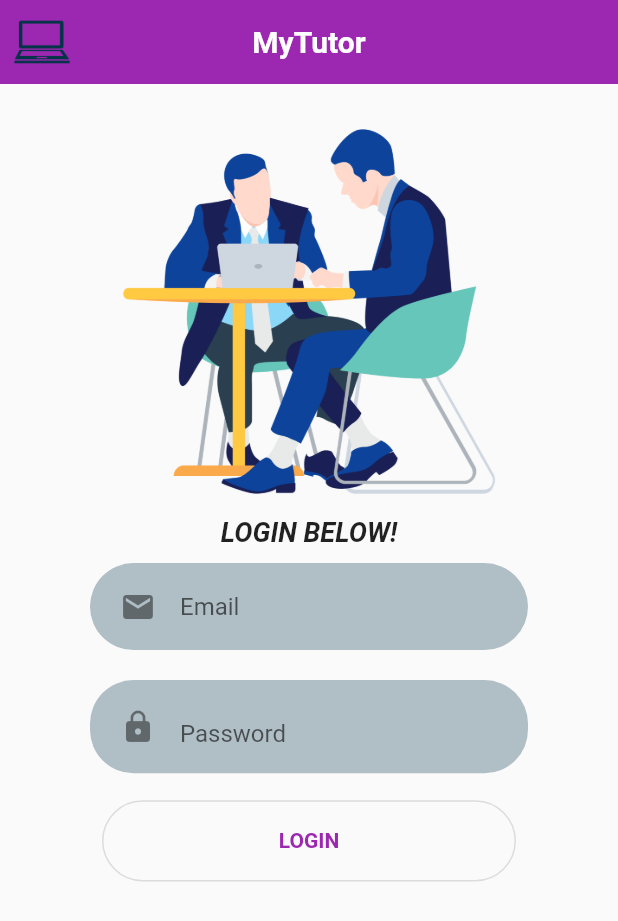
After one commit to keyinvoker/MyTutor, a Flutter app: the LoginScreen screen opened directly, on a phone screen of 412 x 824 dp. The commit adds this screen. Shown: the top 921 px of the screen. Run offline on Flutter 3.47's test engine with Material 2 defaults, Android fonts, the phone set to English and light mode, and no system bars; our stand-ins replace fluttertoast.

Commit message:
added login UI

```diff
--- a/lib/main.dart
+++ b/lib/main.dart
@@ -1,6 +1,7 @@
 import 'dart:async';
 import 'package:flutter/material.dart';
 import 'package:mytutor/views/registerUser.dart';
+import 'package:mytutor/views/loginUser.dart';
 
 void main() {
   runApp(const MyApp());
--- /dev/null
+++ b/lib/views/loginUser.dart
@@ -0,0 +1,150 @@
+import 'package:flutter/material.dart';
+
+class LoginScreen extends StatefulWidget {
+  const LoginScreen({Key? key}) : super(key: key);
+
+  @override
+  State<LoginScreen> createState() => _LoginScreenState();
+}
+
+class _LoginScreenState extends State<LoginScreen> {
+  final TextEditingController _usremailEditingController =
+      TextEditingController();
+  final TextEditingController _usrpasswordEditingController =
+      TextEditingController();
+  bool _obscureText = true;
+
+  @override
+  Widget build(BuildContext context) {
+    Size size = MediaQuery.of(context).size;
+    return Scaffold(
+      appBar: AppBar(
+        elevation: 0,
+        leading: IconButton(
+          icon: Image.asset(
+            'assets/images/laptop-blue-icon.png',
+          ),
+          onPressed: null,
+        ),
+        title: const Text(
+          'MyTutor',
+          style: TextStyle(
+            fontWeight: FontWeight.bold,
+          ),
+        ),
+        centerTitle: true,
+      ),
+      body: Stack(children: <Widget>[
+        Column(
+          mainAxisAlignment: MainAxisAlignment.center,
+          crossAxisAlignment: CrossAxisAlignment.center, //?doesn't work
+          children: <Widget>[
+            Image.asset(
+              'assets/images/business-men-illustration.png',
+              height: size.height * 0.35,
+            ),
+            const Text(
+              'LOGIN BELOW!',
+              style: TextStyle(
+                fontWeight: FontWeight.bold,
+                fontStyle: FontStyle.italic,
+                fontSize: 18,
+              ),
+            ),
+            Expanded(
+              child: Padding(
+                padding: const EdgeInsets.only(left: 60.0, right: 60.0),
+                child: ListView(
+                  scrollDirection: Axis.vertical,
+                  addAutomaticKeepAlives: false,
+                  cacheExtent: 100.0,
+                  children: <Widget>[
+                    Container(
+                      width: size.width * 0.6,
+                      margin: const EdgeInsets.symmetric(vertical: 10),
+                      padding: const EdgeInsets.symmetric(
+                        horizontal: 20,
+                        vertical: 5,
+                      ),
+                      decoration: BoxDecoration(
+                        color: Colors.blueGrey[200],
+                        borderRadius: BorderRadius.circular(29),
+                      ),
+                      child: TextField(
+                        decoration: const InputDecoration(
+                          icon: Icon(Icons.email),
+                          hintText: 'Email',
+                          border: InputBorder.none, // ?
+                        ),
+                        keyboardType: TextInputType.emailAddress,
+                        controller: _usremailEditingController,
+                      ),
+                    ),
+                    Container(
+                      width: size.width * 0.8,
+                      margin: const EdgeInsets.symmetric(vertical: 10),
+                      padding: const EdgeInsets.symmetric(
+                        horizontal: 20,
+                        vertical: 5,
+                      ),
+                      decoration: BoxDecoration(
+                        color: Colors.blueGrey[200],
+                        borderRadius: BorderRadius.circular(29),
+                      ),
+                      child: TextField(
+                        obscureText: _obscureText,
+                        decoration: InputDecoration(
+                          hintText: 'Password',
+                          icon: const Icon(Icons.lock),
+                          suffix: InkWell(
+                            onTap: _togglePass,
+                            child: const Icon(Icons.visibility),
+                          ),
+                          border: InputBorder.none,
+                        ),
+                        controller: _usrpasswordEditingController,
+                      ),
+                    ),
+                    SizedBox(
+                      width: size.width * 0.35,
+                      height: size.height * 0.085,
+                      child: Padding(
+                        padding: const EdgeInsets.all(8.0),
+                        child: OutlinedButton(
+                          style: ButtonStyle(
+                            shape: MaterialStateProperty.all<
+                                RoundedRectangleBorder>(
+                              RoundedRectangleBorder(
+                                borderRadius: BorderRadius.circular(30.0),
+                              ),
+                            ),
+                          ),
+                          child: const Text(
+                            'LOGIN',
+                            style: TextStyle(
+                              color: Colors.purple,
+                              fontWeight: FontWeight.bold,
+                            ),
+                          ),
+                          onPressed: null,
+                        ),
+                      ),
+                    ),
+                  ],
+                ),
+              ),
+            ),
+          ],
+        ),
+      ]),
+    );
+  }
+
+  void _togglePass() {
+    setState(
+      () {
+        _obscureText = !_obscureText;
+      },
+    );
+  }
+}
--- a/lib/views/registerUser.dart
+++ b/lib/views/registerUser.dart
@@ -29,7 +29,7 @@ class _RegisterScreenState extends State<RegisterScreen> {
 
   @override
   Widget build(BuildContext context) {
-    var size = MediaQuery.of(context).size;
+    Size size = MediaQuery.of(context).size;
     return Scaffold(
       appBar: AppBar(
         elevation: 0,
@@ -232,7 +232,6 @@ class _RegisterScreenState extends State<RegisterScreen> {
     }
 
     //checking the data integrity
-
     showDialog(
       context: context,
       builder: (BuildContext context) {
@@ -240,7 +239,7 @@ class _RegisterScreenState extends State<RegisterScreen> {
           shape: const RoundedRectangleBorder(
               borderRadius: BorderRadius.all(Radius.circular(20.0))),
           title: const Text("Register new user"),
-          content: const Text("Are your sure?"),
+          content: const Text("Are you sure?"),
           actions: [
             TextButton(
               child: const Text("Ok"),
```
